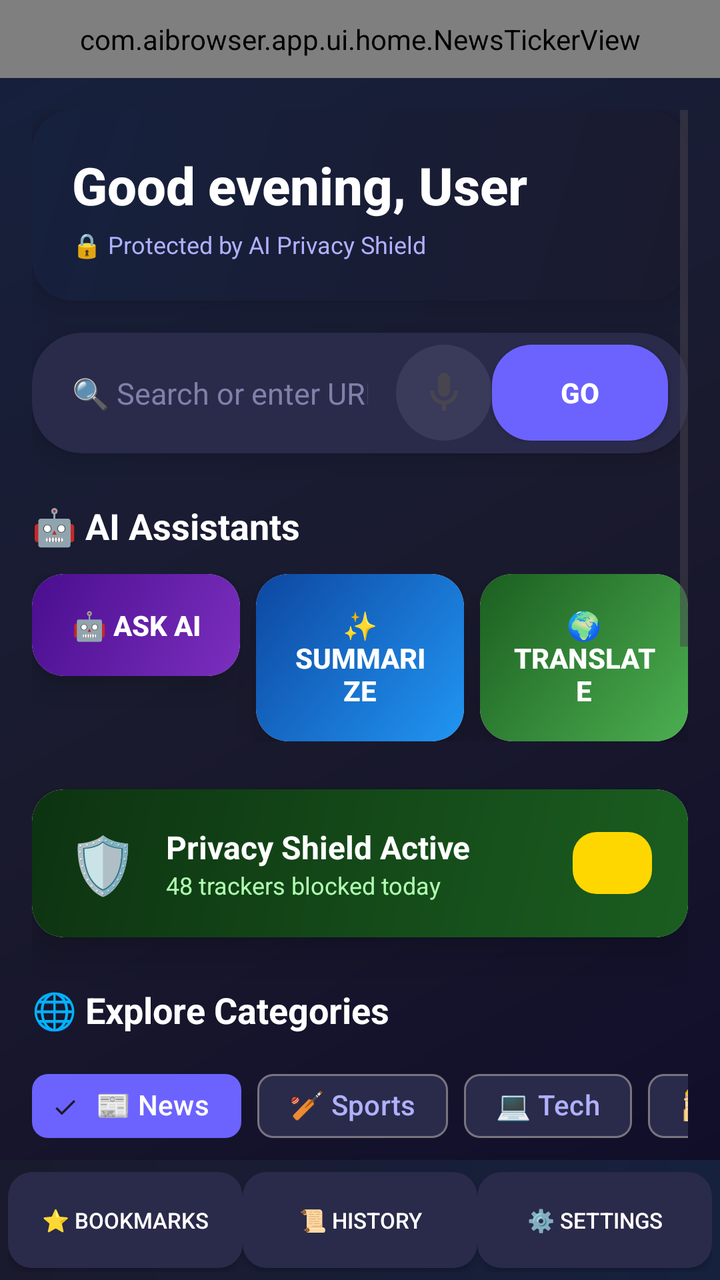
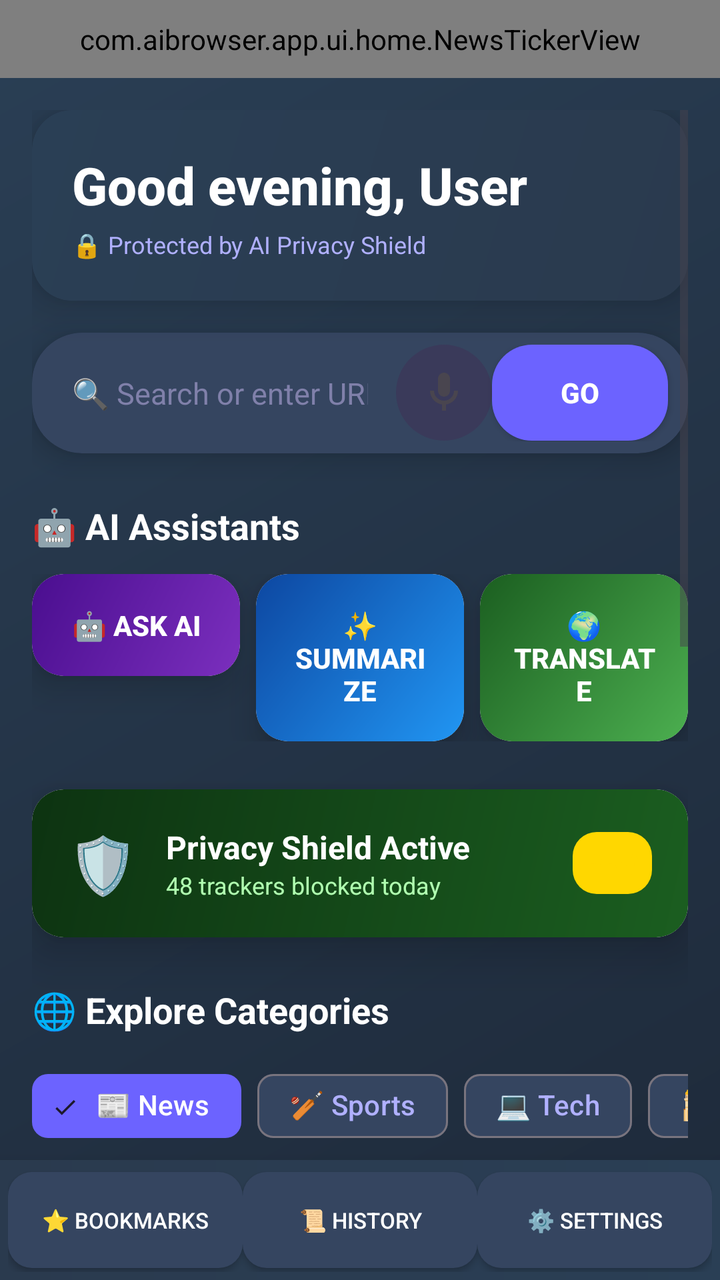

Before-and-after screenshots of an Android layout around one commit, followed by the original layout XML and the change that was made.
<!-- AndroidManifest.xml: activity theme Theme.AIBrowser -->
<!-- res/layout/activity_home.xml -->
<?xml version="1.0" encoding="utf-8"?>
<LinearLayout
    xmlns:android="http://schemas.android.com/apk/res/android"
    xmlns:app="http://schemas.android.com/apk/res-auto"
    android:layout_width="match_parent"
    android:layout_height="match_parent"
    android:orientation="vertical"
    android:background="@drawable/bg_premium_gradient">

    
    <com.aibrowser.app.ui.home.NewsTickerView
        android:id="@+id/newsTicker"
        android:layout_width="match_parent"
        android:layout_height="wrap_content"
        android:background="@drawable/bg_glass_ticker"
        android:textColor="#FFFFFF"
        android:padding="10dp"
        android:textSize="12sp"
        android:textStyle="bold"
        android:gravity="center"
        android:singleLine="true"
        android:ellipsize="marquee"
        android:focusable="true"
        android:focusableInTouchMode="true" />

    <ScrollView
        android:layout_width="match_parent"
        android:layout_height="0dp"
        android:layout_weight="1"
        android:clipToPadding="false"
        android:padding="16dp">

        <LinearLayout
            android:layout_width="match_parent"
            android:layout_height="wrap_content"
            android:orientation="vertical">

            
            <androidx.cardview.widget.CardView
                android:layout_width="match_parent"
                android:layout_height="wrap_content"
                android:layout_marginBottom="16dp"
                app:cardCornerRadius="20dp"
                app:cardElevation="12dp"
                app:cardBackgroundColor="#1A1A2E">
                <LinearLayout
                    android:layout_width="match_parent"
                    android:layout_height="wrap_content"
                    android:orientation="vertical"
                    android:padding="20dp"
                    android:background="@drawable/bg_3d_card">
                    <TextView
                        android:id="@+id/greetingText"
                        android:layout_width="wrap_content"
                        android:layout_height="wrap_content"
                        android:text="Good evening, User"
                        android:textSize="26sp"
                        android:textStyle="bold"
                        android:textColor="#FFFFFF"
                        android:fontFamily="sans-serif-medium" />
                    <TextView
                        android:layout_width="wrap_content"
                        android:layout_height="wrap_content"
                        android:text="🔒 Protected by AI Privacy Shield"
                        android:textSize="12sp"
                        android:textColor="#B0B0FF"
                        android:layout_marginTop="4dp" />
                </LinearLayout>
            </androidx.cardview.widget.CardView>

            
            <androidx.cardview.widget.CardView
                android:layout_width="match_parent"
                android:layout_height="wrap_content"
                android:layout_marginBottom="24dp"
                app:cardCornerRadius="25dp"
                app:cardElevation="8dp"
                app:cardBackgroundColor="#2A2A4A">
                <LinearLayout
                    android:layout_width="match_parent"
                    android:layout_height="wrap_content"
                    android:orientation="horizontal"
                    android:gravity="center_vertical"
                    android:padding="6dp">
                    <EditText
                        android:id="@+id/urlEditText"
                        android:layout_width="0dp"
                        android:layout_height="wrap_content"
                        android:layout_weight="1"
                        android:hint="🔍 Search or enter URL"
                        android:inputType="textUri|textAutoCorrect"
                        android:maxLines="1"
                        android:imeOptions="actionGo"
                        android:background="@android:color/transparent"
                        android:padding="14dp"
                        android:textSize="15sp"
                        android:textColor="#FFFFFF"
                        android:textColorHint="#8080AA" />
                    <ImageButton
                        android:id="@+id/btnHomeAiSearch"
                        android:layout_width="48dp"
                        android:layout_height="48dp"
                        android:src="@drawable/ic_mic"
                        android:contentDescription="Ask AI Search"
                        android:background="@drawable/bg_mic_button"
                        android:padding="10dp" />
                    <Button
                        android:id="@+id/btnGo"
                        android:layout_width="wrap_content"
                        android:layout_height="wrap_content"
                        android:text="Go"
                        android:background="@drawable/bg_go_button"
                        android:textColor="#FFFFFF"
                        android:textStyle="bold"
                        android:layout_marginEnd="4dp" />
                </LinearLayout>
            </androidx.cardview.widget.CardView>

            
            <TextView
                android:layout_width="wrap_content"
                android:layout_height="wrap_content"
                android:text="🤖 AI Assistants"
                android:textSize="18sp"
                android:textStyle="bold"
                android:textColor="#FFFFFF"
                android:layout_marginBottom="12dp" />

            <LinearLayout
                android:layout_width="match_parent"
                android:layout_height="wrap_content"
                android:orientation="horizontal"
                android:layout_marginBottom="24dp">

                
                <androidx.cardview.widget.CardView
                    android:layout_width="0dp"
                    android:layout_height="wrap_content"
                    android:layout_weight="1"
                    android:layout_marginEnd="8dp"
                    app:cardCornerRadius="16dp"
                    app:cardElevation="10dp">
                    <Button
                        android:id="@+id/btnHomeAskAi"
                        android:layout_width="match_parent"
                        android:layout_height="wrap_content"
                        android:text="🤖 Ask AI"
                        android:background="@drawable/bg_3d_button_purple"
                        android:textColor="#FFFFFF"
                        android:textStyle="bold"
                        android:padding="16dp"
                        android:textSize="14sp" />
                </androidx.cardview.widget.CardView>

                
                <androidx.cardview.widget.CardView
                    android:layout_width="0dp"
                    android:layout_height="wrap_content"
                    android:layout_weight="1"
                    android:layout_marginEnd="8dp"
                    app:cardCornerRadius="16dp"
                    app:cardElevation="10dp">
                    <Button
                        android:id="@+id/btnHomeSummarize"
                        android:layout_width="match_parent"
                        android:layout_height="wrap_content"
                        android:text="✨ Summarize"
                        android:background="@drawable/bg_3d_button_blue"
                        android:textColor="#FFFFFF"
                        android:textStyle="bold"
                        android:padding="16dp"
                        android:textSize="14sp" />
                </androidx.cardview.widget.CardView>

                
                <androidx.cardview.widget.CardView
                    android:layout_width="0dp"
                    android:layout_height="wrap_content"
                    android:layout_weight="1"
                    app:cardCornerRadius="16dp"
                    app:cardElevation="10dp">
                    <Button
                        android:id="@+id/btnHomeTranslate"
                        android:layout_width="match_parent"
                        android:layout_height="wrap_content"
                        android:text="🌍 Translate"
                        android:background="@drawable/bg_3d_button_green"
                        android:textColor="#FFFFFF"
                        android:textStyle="bold"
                        android:padding="16dp"
                        android:textSize="14sp" />
                </androidx.cardview.widget.CardView>
            </LinearLayout>

            
            <androidx.cardview.widget.CardView
                android:layout_width="match_parent"
                android:layout_height="wrap_content"
                android:layout_marginBottom="24dp"
                app:cardCornerRadius="16dp"
                app:cardElevation="12dp">
                <LinearLayout
                    android:layout_width="match_parent"
                    android:layout_height="wrap_content"
                    android:orientation="horizontal"
                    android:padding="18dp"
                    android:gravity="center_vertical"
                    android:background="@drawable/bg_privacy_card">
                    <TextView
                        android:layout_width="wrap_content"
                        android:layout_height="wrap_content"
                        android:text="🛡️"
                        android:textSize="28sp"
                        android:layout_marginEnd="14dp" />
                    <LinearLayout
                        android:layout_width="0dp"
                        android:layout_height="wrap_content"
                        android:layout_weight="1"
                        android:orientation="vertical">
                        <TextView
                            android:id="@+id/privacyBadgeText"
                            android:layout_width="wrap_content"
                            android:layout_height="wrap_content"
                            android:text="Privacy Shield Active"
                            android:textStyle="bold"
                            android:textColor="#FFFFFF"
                            android:textSize="16sp" />
                        <TextView
                            android:layout_width="wrap_content"
                            android:layout_height="wrap_content"
                            android:text="48 trackers blocked today"
                            android:textColor="#B0FFB0"
                            android:textSize="12sp" />
                    </LinearLayout>
                    <TextView
                        android:layout_width="wrap_content"
                        android:layout_height="wrap_content"
                        android:text="PRO"
                        android:textColor="#FFD700"
                        android:textStyle="bold"
                        android:textSize="14sp"
                        android:background="@drawable/bg_pro_badge"
                        android:padding="6dp"
                        android:paddingStart="12dp"
                        android:paddingEnd="12dp" />
                </LinearLayout>
            </androidx.cardview.widget.CardView>

            
            <TextView
                android:layout_width="wrap_content"
                android:layout_height="wrap_content"
                android:text="🌐 Explore Categories"
                android:textSize="18sp"
                android:textStyle="bold"
                android:textColor="#FFFFFF"
                android:layout_marginBottom="12dp" />

            <HorizontalScrollView
                android:layout_width="match_parent"
                android:layout_height="wrap_content"
                android:scrollbars="none"
                android:layout_marginBottom="12dp">
                <com.google.android.material.chip.ChipGroup
                    android:id="@+id/categoryChipGroup"
                    android:layout_width="wrap_content"
                    android:layout_height="wrap_content"
                    app:singleSelection="true">
                    <com.google.android.material.chip.Chip
                        android:id="@+id/chipNews"
                        style="@style/Widget.Material3.Chip.Filter"
                        android:layout_width="wrap_content"
                        android:layout_height="wrap_content"
                        android:text="📰 News"
                        android:checked="true"
                        app:chipBackgroundColor="@color/chip_selected_bg"
                        android:textColor="@color/chip_text_color" />
                    <com.google.android.material.chip.Chip
                        android:id="@+id/chipSports"
                        style="@style/Widget.Material3.Chip.Filter"
                        android:layout_width="wrap_content"
                        android:layout_height="wrap_content"
                        android:text="🏏 Sports"
                        app:chipBackgroundColor="@color/chip_selected_bg"
                        android:textColor="@color/chip_text_color" />
                    <com.google.android.material.chip.Chip
                        android:id="@+id/chipTech"
                        style="@style/Widget.Material3.Chip.Filter"
                        android:layout_width="wrap_content"
                        android:layout_height="wrap_content"
                        android:text="💻 Tech"
                        app:chipBackgroundColor="@color/chip_selected_bg"
                        android:textColor="@color/chip_text_color" />
                    <com.google.android.material.chip.Chip
                        android:id="@+id/chipReligious"
                        style="@style/Widget.Material3.Chip.Filter"
                        android:layout_width="wrap_content"
                        android:layout_height="wrap_content"
                        android:text="🕌 Religious"
                        app:chipBackgroundColor="@color/chip_selected_bg"
                        android:textColor="@color/chip_text_color" />
                    <com.google.android.material.chip.Chip
                        android:id="@+id/chipShopping"
                        style="@style/Widget.Material3.Chip.Filter"
                        android:layout_width="wrap_content"
                        android:layout_height="wrap_content"
                        android:text="🛒 Shopping"
                        app:chipBackgroundColor="@color/chip_selected_bg"
                        android:textColor="@color/chip_text_color" />
                    <com.google.android.material.chip.Chip
                        android:id="@+id/chipEntertainment"
                        style="@style/Widget.Material3.Chip.Filter"
                        android:layout_width="wrap_content"
                        android:layout_height="wrap_content"
                        android:text="🎬 Entertainment"
                        app:chipBackgroundColor="@color/chip_selected_bg"
                        android:textColor="@color/chip_text_color" />
                </com.google.android.material.chip.ChipGroup>
            </HorizontalScrollView>

            
            <androidx.recyclerview.widget.RecyclerView
                android:id="@+id/categoryRecyclerView"
                android:layout_width="match_parent"
                android:layout_height="200dp"
                android:nestedScrollingEnabled="false"
                android:layout_marginBottom="24dp" />

            
            <TextView
                android:id="@+id/personalizedTitleText"
                android:layout_width="wrap_content"
                android:layout_height="wrap_content"
                android:text="⚡ Frequently Visited"
                android:textSize="18sp"
                android:textStyle="bold"
                android:textColor="#FFFFFF"
                android:layout_marginBottom="12dp" />

            <androidx.recyclerview.widget.RecyclerView
                android:id="@+id/personalizedRecyclerView"
                android:layout_width="match_parent"
                android:layout_height="200dp"
                android:nestedScrollingEnabled="false"
                android:layout_marginBottom="16dp" />

        </LinearLayout>
    </ScrollView>

    
    <LinearLayout
        android:layout_width="match_parent"
        android:layout_height="60dp"
        android:orientation="horizontal"
        android:gravity="center"
        android:background="@drawable/bg_premium_bottom_nav"
        android:elevation="12dp"
        android:padding="4dp">
        <Button
            android:id="@+id/btnHomeBookmarks"
            android:layout_width="0dp"
            android:layout_height="wrap_content"
            android:layout_weight="1"
            android:text="⭐ Bookmarks"
            android:background="@drawable/bg_nav_button"
            android:textColor="#FFFFFF"
            android:textSize="11sp" />
        <Button
            android:id="@+id/btnHomeHistory"
            android:layout_width="0dp"
            android:layout_height="wrap_content"
            android:layout_weight="1"
            android:text="📜 History"
            android:background="@drawable/bg_nav_button"
            android:textColor="#FFFFFF"
            android:textSize="11sp" />
        <Button
            android:id="@+id/btnHomeSettings"
            android:layout_width="0dp"
            android:layout_height="wrap_content"
            android:layout_weight="1"
            android:text="⚙️ Settings"
            android:background="@drawable/bg_nav_button"
            android:textColor="#FFFFFF"
            android:textSize="11sp" />
    </LinearLayout>

    
    <LinearLayout
        android:id="@+id/adBannerContainer"
        android:layout_width="match_parent"
        android:layout_height="wrap_content"
        android:orientation="vertical"
        android:gravity="center"
        android:background="#1A1A2E"
        android:visibility="gone" />

</LinearLayout>
<!-- resources referenced by this layout -->
<resources>
  <!-- drawable bg_3d_button_blue (drawable) -->
  <?xml version="1.0" encoding="utf-8"?>
  <shape xmlns:android="http://schemas.android.com/apk/res/android">
      <gradient
          android:type="linear"
          android:angle="135"
          android:startColor="#2196F3"
          android:endColor="#0D47A1" />
      <corners android:radius="16dp" />
  </shape>
  <!-- drawable bg_3d_button_green (drawable) -->
  <?xml version="1.0" encoding="utf-8"?>
  <shape xmlns:android="http://schemas.android.com/apk/res/android">
      <gradient
          android:type="linear"
          android:angle="135"
          android:startColor="#4CAF50"
          android:endColor="#1B5E20" />
      <corners android:radius="16dp" />
  </shape>
  <!-- drawable bg_3d_button_purple (drawable) -->
  <?xml version="1.0" encoding="utf-8"?>
  <shape xmlns:android="http://schemas.android.com/apk/res/android">
      <gradient
          android:type="linear"
          android:angle="135"
          android:startColor="#7B2FBE"
          android:endColor="#4A0E8F" />
      <corners android:radius="16dp" />
  </shape>
  <!-- drawable bg_3d_card (drawable) -->
  <?xml version="1.0" encoding="utf-8"?>
  <shape xmlns:android="http://schemas.android.com/apk/res/android">
      <gradient
          android:type="linear"
          android:angle="135"
          android:startColor="#1A1A2E"
          android:endColor="#16213E" />
      <corners android:radius="20dp" />
  </shape>
  <!-- drawable bg_glass_ticker (drawable) -->
  <?xml version="1.0" encoding="utf-8"?>
  <shape xmlns:android="http://schemas.android.com/apk/res/android">
      <gradient
          android:type="linear"
          android:angle="0"
          android:startColor="#2A2A4A"
          android:endColor="#1A1A2E" />
  </shape>
  <!-- drawable bg_go_button (drawable) -->
  <?xml version="1.0" encoding="utf-8"?>
  <shape xmlns:android="http://schemas.android.com/apk/res/android">
      <solid android:color="#6C63FF" />
      <corners android:radius="20dp" />
  </shape>
  <!-- drawable bg_mic_button (drawable) -->
  <?xml version="1.0" encoding="utf-8"?>
  <shape xmlns:android="http://schemas.android.com/apk/res/android"
      android:shape="oval">
      <solid android:color="#3A3A5A" />
  </shape>
  <!-- drawable bg_nav_button (drawable) -->
  <?xml version="1.0" encoding="utf-8"?>
  <shape xmlns:android="http://schemas.android.com/apk/res/android">
      <solid android:color="#2A2A4A" />
      <corners android:radius="12dp" />
  </shape>
  <!-- drawable bg_premium_bottom_nav (drawable) -->
  <?xml version="1.0" encoding="utf-8"?>
  <shape xmlns:android="http://schemas.android.com/apk/res/android">
      <gradient
          android:type="linear"
          android:angle="0"
          android:startColor="#1A1A2E"
          android:endColor="#16213E" />
  </shape>
  <!-- drawable bg_premium_gradient (drawable) -->
  <?xml version="1.0" encoding="utf-8"?>
  <shape xmlns:android="http://schemas.android.com/apk/res/android">
      <gradient
          android:type="linear"
          android:angle="135"
          android:startColor="#0F0C29"
          android:centerColor="#1A1A2E"
          android:endColor="#16213E" />
  </shape>
  <!-- drawable bg_privacy_card (drawable) -->
  <?xml version="1.0" encoding="utf-8"?>
  <shape xmlns:android="http://schemas.android.com/apk/res/android">
      <gradient
          android:type="linear"
          android:angle="135"
          android:startColor="#1B5E20"
          android:endColor="#0D3311" />
      <corners android:radius="16dp" />
  </shape>
  <!-- drawable bg_pro_badge (drawable) -->
  <?xml version="1.0" encoding="utf-8"?>
  <shape xmlns:android="http://schemas.android.com/apk/res/android">
      <solid android:color="#FFD700" />
      <corners android:radius="12dp" />
  </shape>
  <color name="primary">#1976D2</color>
  <color name="on_primary">#FFFFFF</color>
  <color name="secondary">#388E3C</color>
  <color name="on_secondary">#FFFFFF</color>
</resources>

<!-- the commit's change to res/layout/activity_home.xml (unified diff, before → after) -->
@@ -42,7 +42,7 @@
                 android:layout_marginBottom="16dp"
                 app:cardCornerRadius="20dp"
                 app:cardElevation="12dp"
-                app:cardBackgroundColor="#1A1A2E">
+                app:cardBackgroundColor="#2A3A4E">
                 <LinearLayout
                     android:layout_width="match_parent"
                     android:layout_height="wrap_content"
@@ -75,7 +75,7 @@
                 android:layout_marginBottom="24dp"
                 app:cardCornerRadius="25dp"
                 app:cardElevation="8dp"
-                app:cardBackgroundColor="#2A2A4A">
+                app:cardBackgroundColor="#354560">
                 <LinearLayout
                     android:layout_width="match_parent"
                     android:layout_height="wrap_content"
@@ -392,7 +392,7 @@
         android:layout_height="wrap_content"
         android:orientation="vertical"
         android:gravity="center"
-        android:background="#1A1A2E"
+        android:background="#2A3A4E"
         android:visibility="gone" />
 
 </LinearLayout>
<!-- resource entries referenced after the edit -->
@@ -36,8 +36,8 @@
       <gradient
           android:type="linear"
           android:angle="135"
-          android:startColor="#1A1A2E"
-          android:endColor="#16213E" />
+          android:startColor="#2A3A4E"
+          android:endColor="#2A3F55" />
       <corners android:radius="20dp" />
   </shape>
   <!-- drawable bg_glass_ticker (drawable) -->
@@ -46,8 +46,8 @@
       <gradient
           android:type="linear"
           android:angle="0"
-          android:startColor="#2A2A4A"
-          android:endColor="#1A1A2E" />
+          android:startColor="#354560"
+          android:endColor="#2A3A4E" />
   </shape>
   <!-- drawable bg_go_button (drawable) -->
   <?xml version="1.0" encoding="utf-8"?>
@@ -64,7 +64,7 @@
   <!-- drawable bg_nav_button (drawable) -->
   <?xml version="1.0" encoding="utf-8"?>
   <shape xmlns:android="http://schemas.android.com/apk/res/android">
-      <solid android:color="#2A2A4A" />
+      <solid android:color="#354560" />
       <corners android:radius="12dp" />
   </shape>
   <!-- drawable bg_premium_bottom_nav (drawable) -->
@@ -73,8 +73,8 @@
       <gradient
           android:type="linear"
           android:angle="0"
-          android:startColor="#1A1A2E"
-          android:endColor="#16213E" />
+          android:startColor="#2A3A4E"
+          android:endColor="#2A3F55" />
   </shape>
   <!-- drawable bg_premium_gradient (drawable) -->
   <?xml version="1.0" encoding="utf-8"?>
@@ -82,9 +82,9 @@
       <gradient
           android:type="linear"
           android:angle="135"
-          android:startColor="#0F0C29"
-          android:centerColor="#1A1A2E"
-          android:endColor="#16213E" />
+          android:startColor="#1E2A3A"
+          android:centerColor="#243447"
+          android:endColor="#2A3F55" />
   </shape>
   <!-- drawable bg_privacy_card (drawable) -->
   <?xml version="1.0" encoding="utf-8"?>
